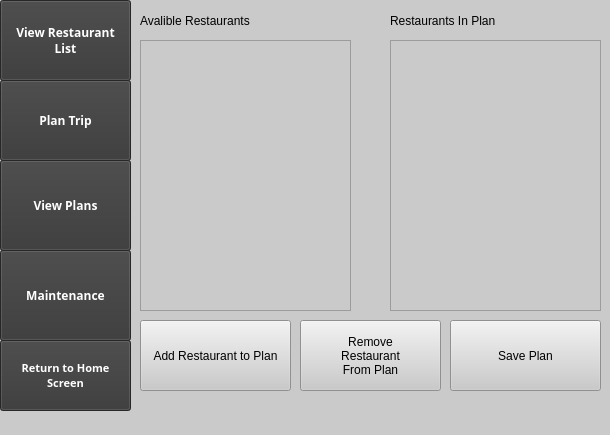
This is FastFoodFinder/mainwindow.ui in annaali1/CS1DProject1 as Qt 5 draws it before an edit. The edited form follows.
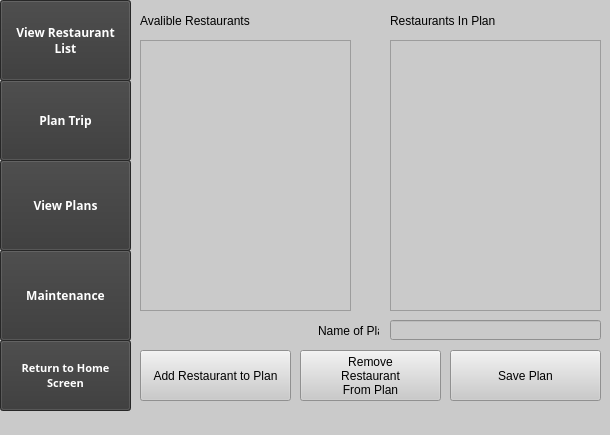
This is the edited form. The open tabs and pages were chosen to show the change.

Commit message: modify-plan-backend

```diff
--- a/FastFoodFinder/mainwindow.ui
+++ b/FastFoodFinder/mainwindow.ui
@@ -148,15 +148,6 @@
        </color>
       </brush>
      </colorrole>
-     <colorrole role="PlaceholderText">
-      <brush brushstyle="NoBrush">
-       <color alpha="128">
-        <red>255</red>
-        <green>255</green>
-        <blue>255</blue>
-       </color>
-      </brush>
-     </colorrole>
     </active>
     <inactive>
      <colorrole role="WindowText">
@@ -294,15 +285,6 @@
        </color>
       </brush>
      </colorrole>
-     <colorrole role="PlaceholderText">
-      <brush brushstyle="NoBrush">
-       <color alpha="128">
-        <red>255</red>
-        <green>255</green>
-        <blue>255</blue>
-       </color>
-      </brush>
-     </colorrole>
     </inactive>
     <disabled>
      <colorrole role="WindowText">
@@ -440,15 +422,6 @@
        </color>
       </brush>
      </colorrole>
-     <colorrole role="PlaceholderText">
-      <brush brushstyle="NoBrush">
-       <color alpha="128">
-        <red>255</red>
-        <green>255</green>
-        <blue>255</blue>
-       </color>
-      </brush>
-     </colorrole>
     </disabled>
    </palette>
   </property>
@@ -571,9 +544,9 @@
       <property name="geometry">
        <rect>
         <x>10</x>
-        <y>320</y>
+        <y>350</y>
         <width>151</width>
-        <height>71</height>
+        <height>51</height>
        </rect>
       </property>
       <property name="text">
@@ -584,9 +557,9 @@
       <property name="geometry">
        <rect>
         <x>170</x>
-        <y>320</y>
+        <y>350</y>
         <width>141</width>
-        <height>71</height>
+        <height>51</height>
        </rect>
       </property>
       <property name="text">
@@ -599,9 +572,9 @@
       <property name="geometry">
        <rect>
         <x>320</x>
-        <y>320</y>
+        <y>350</y>
         <width>151</width>
-        <height>71</height>
+        <height>51</height>
        </rect>
       </property>
       <property name="text">
@@ -621,6 +594,29 @@
        <string>Restaurants In Plan</string>
       </property>
      </widget>
+     <widget class="QLineEdit" name="NameOfPlan_lineEdit">
+      <property name="geometry">
+       <rect>
+        <x>260</x>
+        <y>320</y>
+        <width>211</width>
+        <height>20</height>
+       </rect>
+      </property>
+     </widget>
+     <widget class="QLabel" name="nameLabel">
+      <property name="geometry">
+       <rect>
+        <x>188</x>
+        <y>320</y>
+        <width>61</width>
+        <height>21</height>
+       </rect>
+      </property>
+      <property name="text">
+       <string>Name of Plan:</string>
+      </property>
+     </widget>
     </widget>
     <widget class="QWidget" name="viewPlansPage">
      <widget class="QPushButton" name="editPlan_button">
```
Left out of the diff: 31 changed lines with no effect on the pictures. The commit also changes 2 other files.
